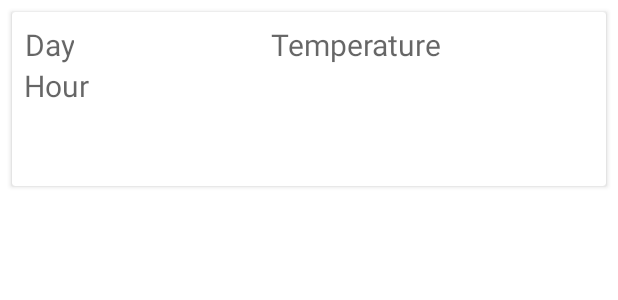
After one commit to MRajczyk/ApkaPogodowaPAM23, an Android app: the layout more_days_row.xml on its own in the app's theme, with its tools: preview values and no code run, on a phone screen of 412 x 824 dp. The commit adds this screen. Shown: the top 300 px of the screen. Run offline under Robolectric (Android 15) with nearby library versions, the phone set to English and light mode, and no system bars.

Commit message:
implemented future forecast fragment

```diff
--- a/app/src/main/java/com/example/weatherapp/Fragments/MoreInfoFragment.java
+++ b/app/src/main/java/com/example/weatherapp/Fragments/MoreInfoFragment.java
@@ -1,7 +1,5 @@
 package com.example.weatherapp.Fragments;
-// dane dodatkowe np.: informacje o sile i kierunku wiatru, wilgotności, widoczności
 
-import android.content.SharedPreferences;
 import android.os.Bundle;
 import android.view.LayoutInflater;
 import android.view.View;
@@ -44,7 +42,7 @@ public class MoreInfoFragment extends Fragment {
 
         ImageView weatherImage = view.findViewById(R.id.WeatherImage);
         int resId = view.getContext().getResources().getIdentifier('_' + result.weather[0].icon, "drawable", view.getContext().getPackageName());
-        System.out.println(resId);
+        //System.out.println(resId);
         weatherImage.setBackgroundResource(resId);
 
         DecimalFormat df = new DecimalFormat("#.##");
--- a/app/src/main/res/layout/fragment_more_days.xml
+++ b/app/src/main/res/layout/fragment_more_days.xml
@@ -8,9 +8,10 @@
     android:layout_alignParentBottom="true"
     tools:context=".Fragments.MoreDaysFragment">
 
-    <TextView
+    <androidx.recyclerview.widget.RecyclerView
+        android:id="@+id/recyclerView"
         android:layout_width="match_parent"
         android:layout_height="match_parent"
-        android:text="@string/hello_blank_fragment" />
+        tools:listitem="@layout/more_days_row" />
 
 </RelativeLayout>
--- /dev/null
+++ b/app/src/main/res/layout/more_days_row.xml
@@ -0,0 +1,57 @@
+<?xml version="1.0" encoding="utf-8"?>
+<androidx.cardview.widget.CardView xmlns:android="http://schemas.android.com/apk/res/android"
+    xmlns:tools="http://schemas.android.com/tools"
+    android:id="@+id/linear"
+    android:layout_width="match_parent"
+    android:layout_height="wrap_content"
+    android:layout_marginStart="8dp"
+    android:layout_marginTop="8dp"
+    android:layout_marginEnd="8dp">
+
+    <LinearLayout
+        android:layout_width="match_parent"
+        android:layout_height="match_parent"
+        android:layout_gravity="center_vertical"
+        android:padding="8dp">
+        <LinearLayout
+            android:layout_width="wrap_content"
+            android:layout_height="wrap_content"
+            android:orientation="vertical"
+            android:layout_weight="1">
+
+            <TextView
+                android:id="@+id/day"
+                android:layout_width="wrap_content"
+                android:layout_height="wrap_content"
+                android:layout_weight="1"
+                android:hint="@string/day"
+                android:textAlignment="center"
+                android:textSize="20sp" />
+
+            <TextView
+                android:id="@+id/hour"
+                android:layout_width="wrap_content"
+                android:layout_height="wrap_content"
+                android:layout_weight="1"
+                android:hint="@string/hour"
+                android:textAlignment="center"
+                android:textSize="20sp" />
+        </LinearLayout>
+
+        <TextView
+            android:id="@+id/temperature"
+            android:layout_width="0dp"
+            android:layout_height="wrap_content"
+            android:layout_weight="1"
+            android:hint="@string/temperature"
+            android:textAlignment="center"
+            android:textSize="20sp" />
+
+        <ImageView
+            android:id="@+id/WeatherImage"
+            android:layout_width="100dp"
+            android:layout_height="100dp" />
+
+    </LinearLayout>
+
+</androidx.cardview.widget.CardView>
--- a/app/src/main/res/values/strings.xml
+++ b/app/src/main/res/values/strings.xml
@@ -9,6 +9,7 @@
     <!-- Strings used for fragments for navigation -->
     <string name="next">Next</string>
     <string name="previous">Previous</string>
+    <string name="back">Back</string>
 
     <string name="temperature">Temperature</string>
     <string name="latitude">Latitude</string>
@@ -22,6 +23,7 @@
     <string name="sunrise">Sunrise hour</string>
     <string name="timezone">Timezone</string>
     <string name="day">Day</string>
+    <string name="hour">Hour</string>
     <string name="favourite_city">Favourite city</string>
     <string name="delete">Delete</string>
     <string name="enter_city_name">Enter city name</string>
@@ -30,4 +32,5 @@
     <string name="weather">Weather</string>
     <string name="refreshSettings">Refresh</string>
     <string name="current_time">Current time</string>
+    <string name="something_went_wrong">Something went wrong...</string>
 </resources>
```
Also changed, not shown: app/src/main/java/com/example/weatherapp/Fragments/MoreDaysFragment.java (+28 -45 lines), app/src/main/java/com/example/weatherapp/adapters/RecyclerViewAdapter.java (added, +95 -0 lines), app/src/main/res/layout/placeholder.xml (added, +18 -0 lines).
